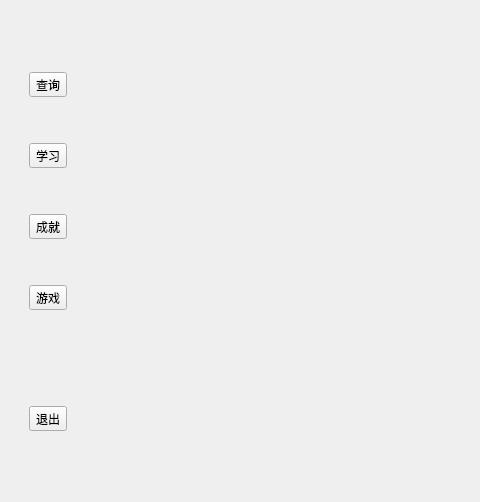
Old version of the form WordLite/mainwindow.ui in the repository Staaaaaaaaar/WordHub; both pictures show x 0 to 480 and y 98 to 600 of the 800 by 600 pixel window.
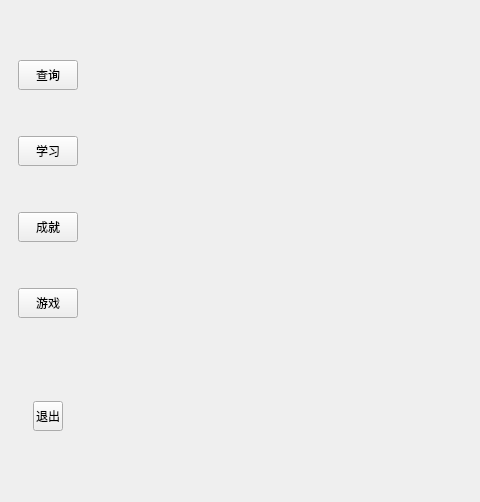
New version of the form. Icons and pictures are not drawn.

Commit message: 改了一点按钮

The edit to the form file:
```diff
--- a/WordLite/mainwindow.ui
+++ b/WordLite/mainwindow.ui
@@ -108,6 +108,12 @@
           </item>
           <item>
            <widget class="QToolButton" name="queryButton">
+            <property name="minimumSize">
+             <size>
+              <width>60</width>
+              <height>30</height>
+             </size>
+            </property>
             <property name="text">
              <string>查询</string>
             </property>
@@ -161,6 +167,12 @@
           </item>
           <item>
            <widget class="QToolButton" name="learnButton">
+            <property name="minimumSize">
+             <size>
+              <width>60</width>
+              <height>30</height>
+             </size>
+            </property>
             <property name="text">
              <string>学习</string>
             </property>
@@ -214,6 +226,12 @@
           </item>
           <item>
            <widget class="QToolButton" name="achievementButton">
+            <property name="minimumSize">
+             <size>
+              <width>60</width>
+              <height>30</height>
+             </size>
+            </property>
             <property name="text">
              <string>成就</string>
             </property>
@@ -267,6 +285,12 @@
           </item>
           <item>
            <widget class="QToolButton" name="gameButton">
+            <property name="minimumSize">
+             <size>
+              <width>60</width>
+              <height>30</height>
+             </size>
+            </property>
             <property name="text">
              <string>游戏</string>
             </property>
@@ -320,6 +344,12 @@
           </item>
           <item>
            <widget class="QToolButton" name="exitButton">
+            <property name="minimumSize">
+             <size>
+              <width>30</width>
+              <height>30</height>
+             </size>
+            </property>
             <property name="text">
              <string>退出</string>
             </property>
```
Left out of the diff: 3 changed lines with no effect on the pictures. The commit also changes 6 other files.
